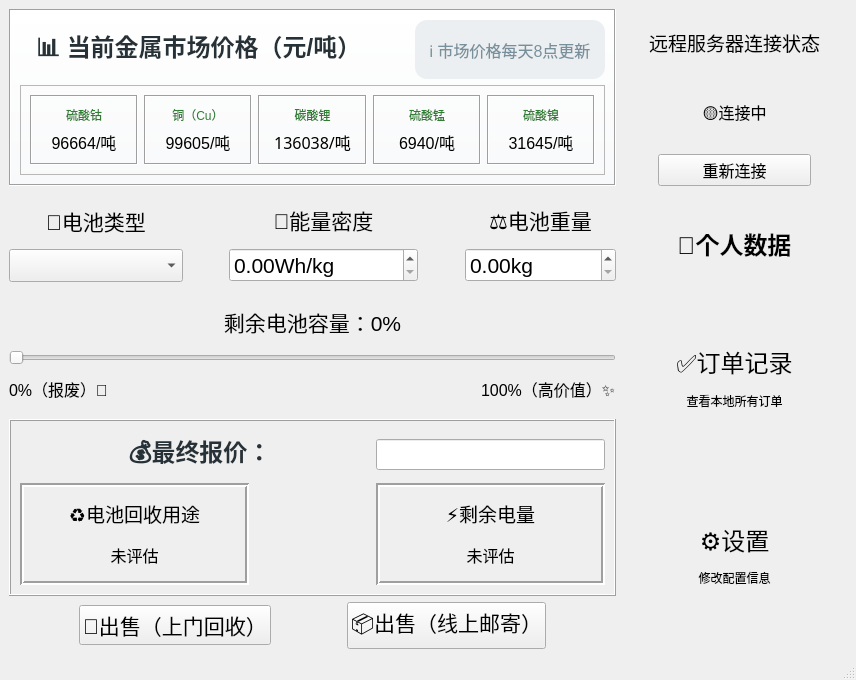
This is mainwindow.ui in RipplesDance/WasteMetalRecoverySystem as Qt 5 draws it before an edit. The edited form follows.
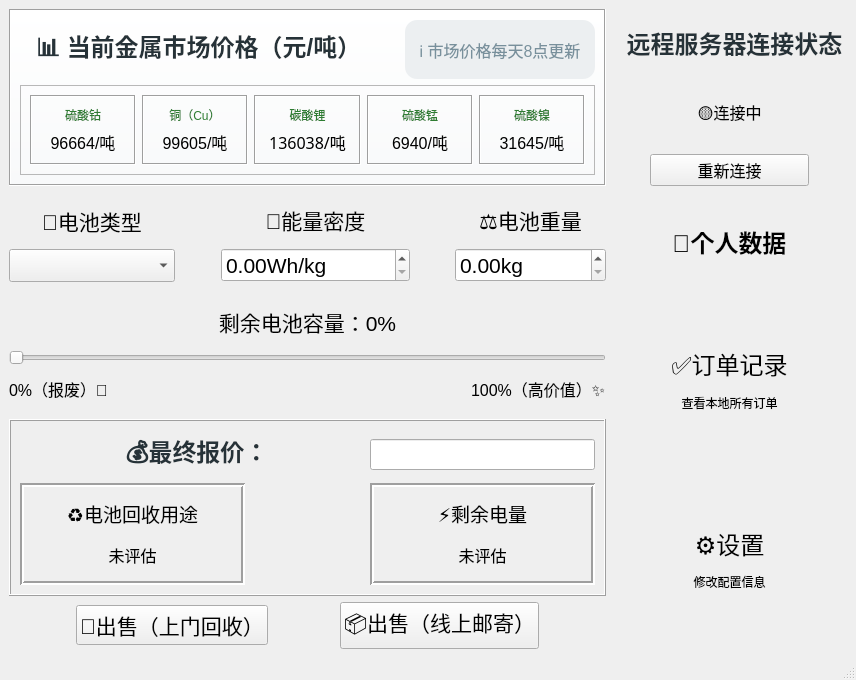
This is the edited form. Custom widgets are drawn as their Qt base class.

Commit message: polish interface

Patch:
```diff
--- a/mainwindow.ui
+++ b/mainwindow.ui
@@ -510,6 +510,9 @@
          <number>2</number>
         </property>
         <layout class="QVBoxLayout" name="verticalLayout_14" stretch="1,2,2">
+         <property name="spacing">
+          <number>16</number>
+         </property>
          <item>
           <widget class="QLabel" name="label_23">
            <property name="font">
@@ -652,9 +655,19 @@
          <widget class="QLabel" name="label_6">
           <property name="font">
            <font>
-            <pointsize>14</pointsize>
+            <pointsize>-1</pointsize>
+            <weight>75</weight>
+            <bold>true</bold>
            </font>
           </property>
+          <property name="styleSheet">
+           <string notr="true">QLabel {
+    font-size: 24px;
+    font-weight: bold;
+    color: #263238;
+    padding-left: 10px;
+}</string>
+          </property>
           <property name="text">
            <string>远程服务器连接状态</string>
           </property>
```
